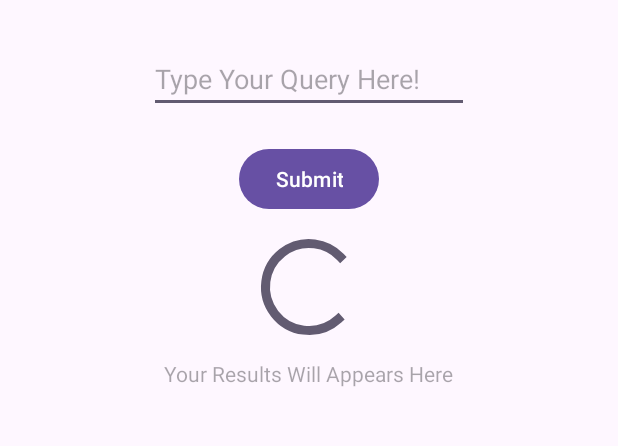
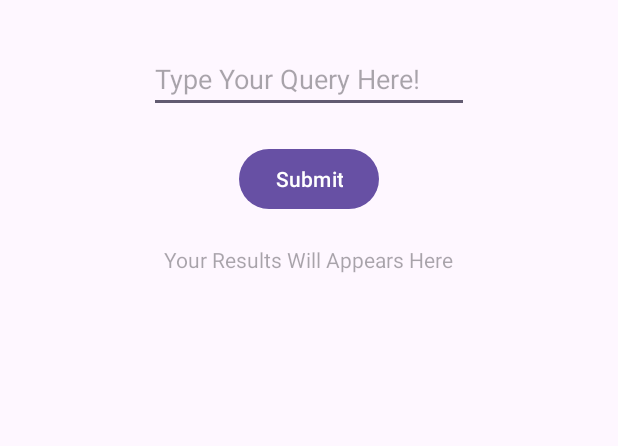
Before and after one commit to ganeshib/AskMeAnything, an Android app: the layout activity_main.xml on its own in the app's theme, with its tools: preview values and no code run, on a phone screen of 412 x 824 dp, the part 101-547 px from its top. Run offline under Robolectric (Android 15) with nearby library versions, the phone set to English and light mode, and no system bars.

Commit message:
Added Scroll View

```diff
--- a/app/src/main/java/com/example/askmeanything/MainActivity.kt
+++ b/app/src/main/java/com/example/askmeanything/MainActivity.kt
@@ -43,7 +43,7 @@ class MainActivity : AppCompatActivity() {
                     // The Gemini 1.5 models are versatile and work with both text-only and multimodal prompts
                     modelName = "gemini-1.5-flash",
                     // Access your API key as a Build Configuration variable (see "Set up your API key" above)
-                    apiKey="AIzaSyBryEXtLzMS3uK3m1aGCIzgsct9Zm3COUY"
+                    apiKey=""
                 )
 
                 runBlocking {
--- a/app/src/main/res/layout/activity_main.xml
+++ b/app/src/main/res/layout/activity_main.xml
@@ -48,17 +48,22 @@
         android:layout_height="wrap_content"
         android:layout_centerHorizontal="true"
         android:max="3"
-        android:progress="100" />
+        android:progress="100"
+        android:visibility="gone"/>
 
 
-    <TextView
-        android:id="@+id/result"
+    <ScrollView
         android:layout_width="wrap_content"
         android:layout_height="wrap_content"
-        android:layout_gravity="center"
-        android:layout_margin="10dp"
-        android:hint="Your Results Will Appears Here" />
-
+        android:layout_gravity="center">
+        <TextView
+            android:id="@+id/result"
+            android:layout_width="wrap_content"
+            android:layout_height="wrap_content"
+            android:layout_gravity="center"
+            android:layout_margin="10dp"
+            android:hint="Your Results Will Appears Here" />
+    </ScrollView>
 
 
 </LinearLayout>
```
